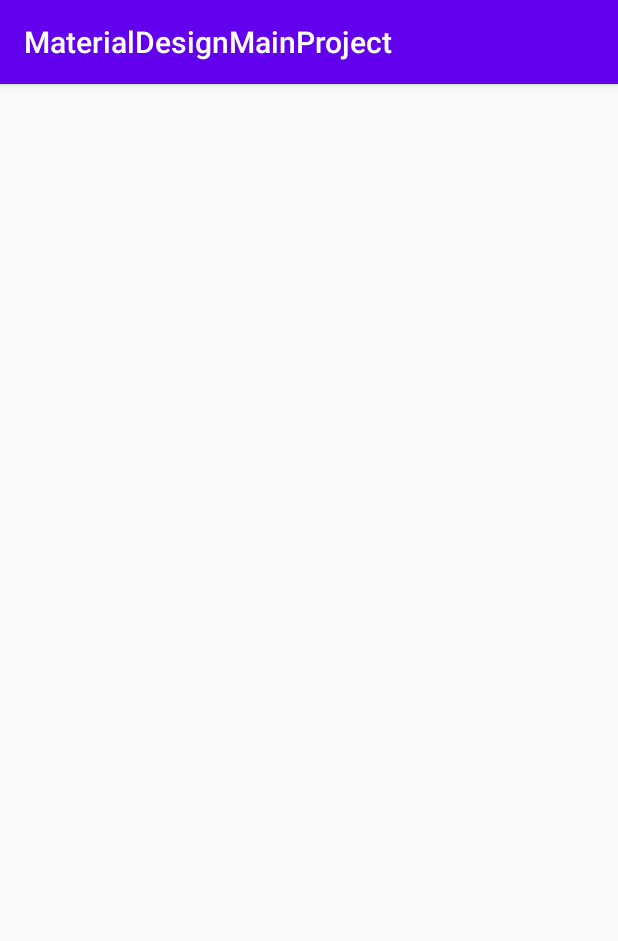
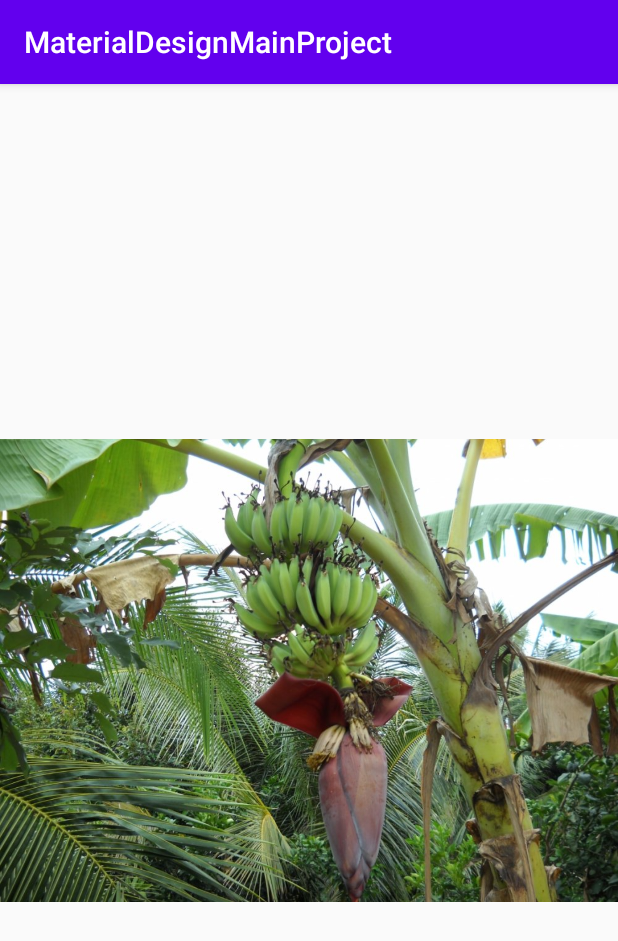
Before and after one commit to mvrlrd/MaterialDesignMainProject, an Android app: the fragment PlaceholderFragment shown on its own in the app's theme, on a phone screen of 412 x 824 dp. Shown: the top 941 px of the screen. Run offline under Robolectric (Android 15) with nearby library versions, the phone set to English and light mode, and no system bars; 1 statement that could not run was skipped.

Commit message:
added google's solution for tabs but to fragment

```diff
--- a/app/src/main/java/ru/mvrlrd/materialdesignmainproject/ui/plants/GalleryFragment.java
+++ b/app/src/main/java/ru/mvrlrd/materialdesignmainproject/ui/plants/GalleryFragment.java
@@ -38,7 +38,7 @@ public class GalleryFragment extends Fragment {
 //        });
 //        final ImageView imageView = root.findViewById(R.id.imageView);
 
-        SectionsPagerAdapter sectionsPagerAdapter = new SectionsPagerAdapter(this, getSupportFragmentManager());
+        SectionsPagerAdapter sectionsPagerAdapter = new SectionsPagerAdapter(getContext(), getActivity().getSupportFragmentManager());
         ViewPager viewPager = root.findViewById(R.id.view_pager);
         viewPager.setAdapter(sectionsPagerAdapter);
         TabLayout tabs = root.findViewById(R.id.tabs);
--- a/app/src/main/java/ru/mvrlrd/materialdesignmainproject/ui/plants/tabs/SectionsPagerAdapter.java
+++ b/app/src/main/java/ru/mvrlrd/materialdesignmainproject/ui/plants/tabs/SectionsPagerAdapter.java
@@ -7,6 +7,7 @@ import androidx.annotation.StringRes;
 import androidx.fragment.app.Fragment;
 import androidx.fragment.app.FragmentManager;
 import androidx.fragment.app.FragmentPagerAdapter;
+import ru.mvrlrd.materialdesignmainproject.R;
 
 public class SectionsPagerAdapter extends FragmentPagerAdapter {
 
--- a/app/src/main/res/layout/fragment_main.xml
+++ b/app/src/main/res/layout/fragment_main.xml
@@ -8,18 +8,31 @@
     tools:context=".ui.plants.tabs.PlaceholderFragment"
     >
 
-    <TextView
-        android:id="@+id/section_label"
+<!--    <TextView-->
+<!--        android:id="@+id/section_label"-->
+<!--        android:layout_width="wrap_content"-->
+<!--        android:layout_height="wrap_content"-->
+<!--        android:layout_marginStart="@dimen/activity_horizontal_margin"-->
+<!--        android:layout_marginTop="@dimen/activity_vertical_margin"-->
+<!--        android:layout_marginEnd="@dimen/activity_horizontal_margin"-->
+<!--        android:layout_marginBottom="@dimen/activity_vertical_margin"-->
+<!--        app:layout_constraintLeft_toLeftOf="parent"-->
+<!--        app:layout_constraintTop_toTopOf="@+id/constraintLayout"-->
+<!--        tools:layout_constraintLeft_creator="1"-->
+<!--        tools:layout_constraintTop_creator="1" />-->
+
+    <ImageView
+        android:id="@+id/imageView2"
         android:layout_width="wrap_content"
         android:layout_height="wrap_content"
-        android:layout_marginStart="@dimen/activity_horizontal_margin"
-        android:layout_marginTop="@dimen/activity_vertical_margin"
-        android:layout_marginEnd="@dimen/activity_horizontal_margin"
-        android:layout_marginBottom="@dimen/activity_vertical_margin"
-        app:layout_constraintLeft_toLeftOf="parent"
-        app:layout_constraintTop_toTopOf="@+id/constraintLayout"
-        tools:layout_constraintLeft_creator="1"
-        tools:layout_constraintTop_creator="1" />
+
+        android:src="@drawable/banan"
+        app:layout_constraintBottom_toBottomOf="parent"
+        app:layout_constraintEnd_toEndOf="parent"
+        app:layout_constraintHorizontal_bias="1.0"
+        app:layout_constraintStart_toStartOf="parent"
+        app:layout_constraintTop_toTopOf="parent"
+        app:layout_constraintVertical_bias="0.873" />
 
 
 </androidx.constraintlayout.widget.ConstraintLayout>
--- a/app/src/main/res/values/strings.xml
+++ b/app/src/main/res/values/strings.xml
@@ -87,4 +87,8 @@
 Проданой за бугор, пока дома в лабораториях из её же отходов\n
 Путём обработки гонят в народ тот самый наркотик, что называется Гор?
     </string>
+    <string name="tab_text_1">banana</string>
+    <string name="tab_text_2">rose</string>
+    <string name="tab_text_3">avocado</string>
+    <string name="tab_text_4">baobab</string>
 </resources>
```
Also changed, not shown: app/src/main/java/ru/mvrlrd/materialdesignmainproject/ui/plants/tabs/PlaceholderFragment.java (+17 -2 lines).
